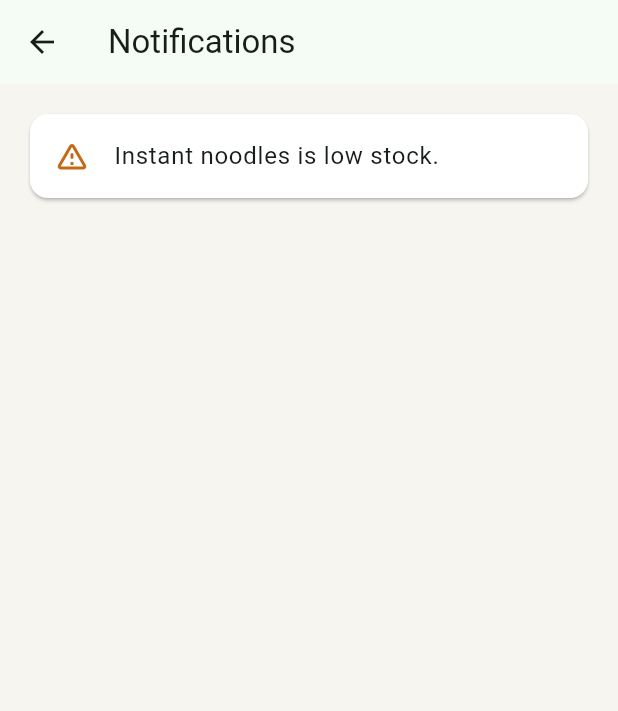
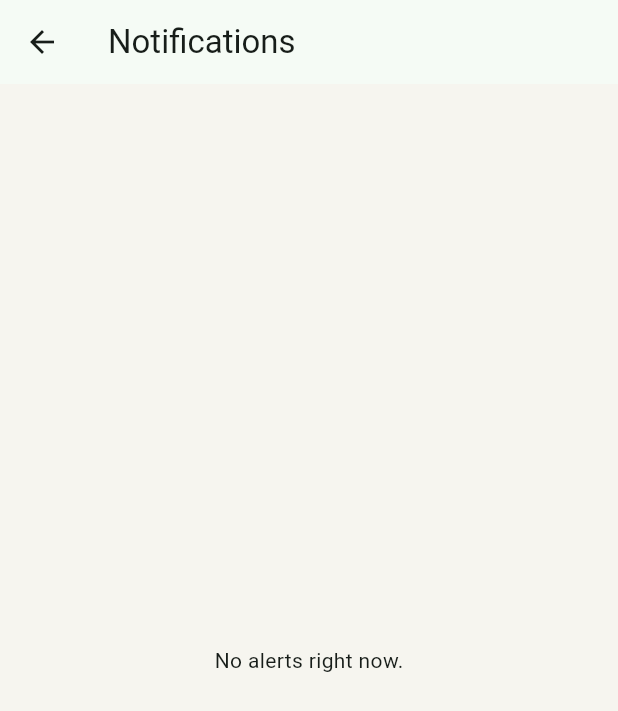
Before and after one commit to Janmaica/Sari2, a Flutter app: the NotificationsScreen screen opened directly, on a phone screen of 412 x 824 dp. Shown: the top 711 px of the screen. Run offline on Flutter 3.47's test engine with Material 3 defaults, Android fonts, the phone set to English and light mode, and no system bars; our stand-ins replace shared_preferences; accounts and stored records are empty.

Commit message:
Improve stock alerts and low-stock navigation

```diff
--- a/lib/screens/notifications_screen.dart
+++ b/lib/screens/notifications_screen.dart
@@ -14,8 +14,8 @@ class NotificationsScreen extends StatelessWidget {
     final alerts = <String>[];
 
     for (final product in _repository.products) {
-      if (product.isLowStock) {
-        alerts.add('${product.name} is low stock.');
+      if (product.isOutOfStock) {
+        alerts.add('${product.name} is out of stock.');
       }
     }
 
@@ -47,11 +47,11 @@ class NotificationsScreen extends StatelessWidget {
                 color: Colors.white,
                 child: ListTile(
                   leading: Icon(
-                    alert.contains('low stock')
-                        ? Icons.warning_amber_rounded
+                    alert.contains('out of stock')
+                        ? Icons.remove_shopping_cart_outlined
                         : Icons.account_balance_wallet_outlined,
-                    color: alert.contains('low stock')
-                        ? const Color(0xFFC46A16)
+                    color: alert.contains('out of stock')
+                        ? const Color(0xFFB3261E)
                         : const Color(0xFF156B4B),
                   ),
                   title: Text(alert),
```
Also changed, not shown: lib/screens/dashboard_screen.dart (+14 -0 lines), lib/screens/inventory_screen.dart (+16 -4 lines), 1 other file.
